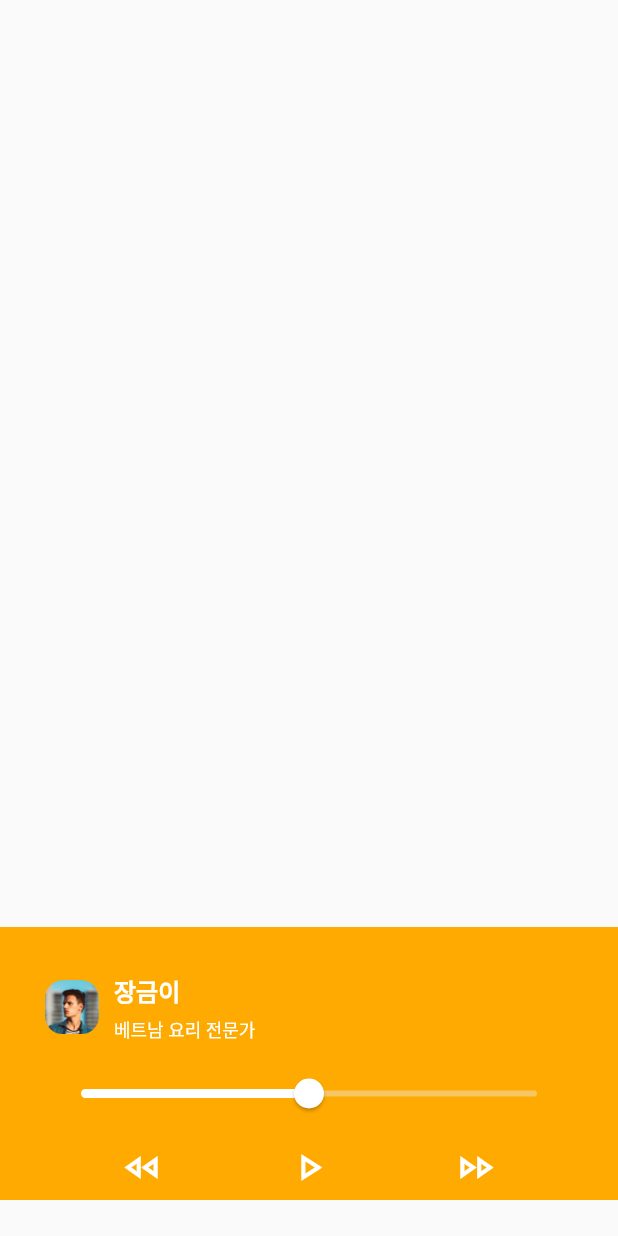
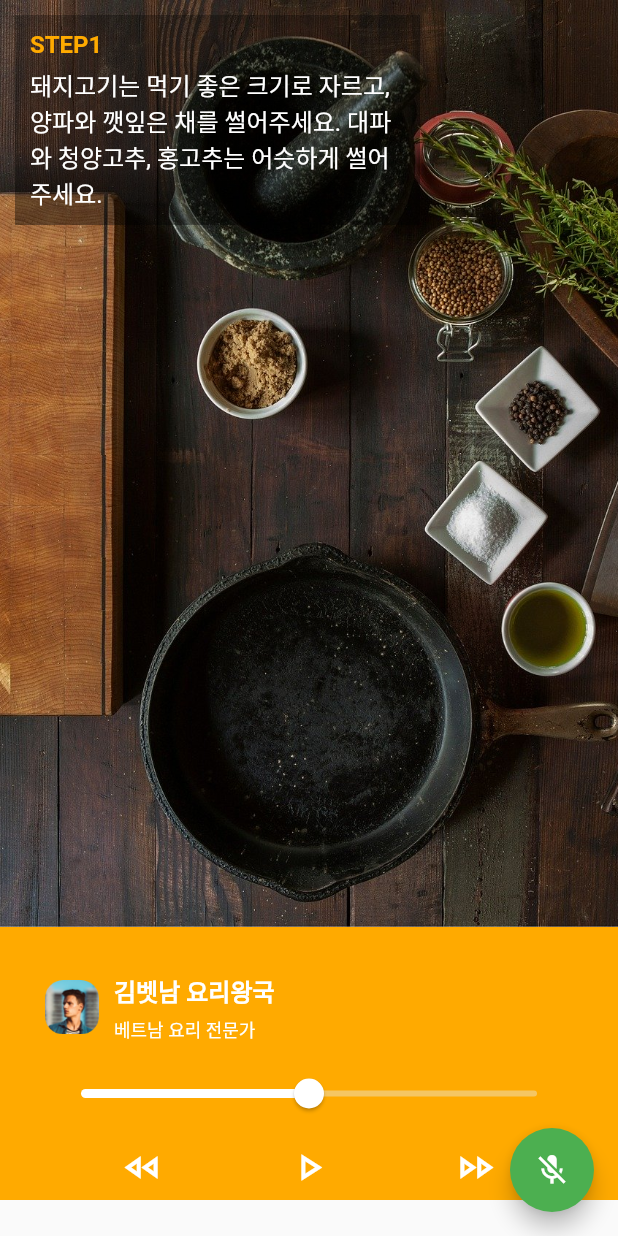
Before and after one commit to Hatae1/recipe_app, a Flutter app: the DetailRecipe screen opened directly with empty values, after a tap on "요리모드", on a phone screen of 412 x 824 dp. Run offline on Flutter 3.47's test engine with Material 2 defaults, Android fonts, the phone set to English and light mode, and no system bars; our stand-ins replace cloud_firestore, firebase_core, speech_to_text; accounts and stored records are empty.

Commit message:
음성추가

```diff
--- a/lib/main.dart
+++ b/lib/main.dart
@@ -1,7 +1,5 @@
 import 'package:flutter/material.dart';
-import 'package:recipe/views/recipe/DetailRecipe.dart';
 import 'package:recipe/views/main.dart';
-import 'package:recipe/views/recipe/SpeakRecipe.dart';
 import 'package:firebase_core/firebase_core.dart';
 
 void main() async {
--- a/lib/views/main.dart
+++ b/lib/views/main.dart
@@ -10,6 +10,10 @@ class MainPage extends StatefulWidget {
 class _MainPageState extends State<MainPage> {
   CollectionReference recipeList =
       FirebaseFirestore.instance.collection('recipeInformation');
+
+  String getRecipeListUrl =
+      "https://jnk68p6drg.execute-api.ap-northeast-2.amazonaws.com/prod";
+  String imageUrl = "http://d1j03f4o7r6puy.cloudfront.net";
 
   @override
   Widget build(BuildContext context) {
--- a/lib/views/recipe/DetailRecipe.dart
+++ b/lib/views/recipe/DetailRecipe.dart
@@ -148,7 +148,7 @@ class _DetailRecipeState extends State<DetailRecipe> {
       floatingActionButton: FloatingActionButton.extended(
         onPressed: () {
           Navigator.of(context).push(MaterialPageRoute(builder: (_) {
-            return SpeakRecipe(widget.recipeId);
+            return SpeakRecipe();
           }));
         },
         label: Text('요리모드'),
--- a/lib/views/recipe/SpeakRecipe.dart
+++ b/lib/views/recipe/SpeakRecipe.dart
@@ -1,41 +1,29 @@
-import 'package:cloud_firestore/cloud_firestore.dart';
+import 'dart:math';
+
 import 'package:flutter/material.dart';
+import 'package:speech_to_text/speech_recognition_error.dart';
+import 'package:speech_to_text/speech_recognition_result.dart';
+import 'package:speech_to_text/speech_to_text.dart';
 import '../../models/Recipe.dart';
 
 class SpeakRecipe extends StatefulWidget {
   static const routeName = '/SpeakRecipe';
-  int recipeId;
-
-  SpeakRecipe(this.recipeId);
-  List<Map<String, dynamic>> recipeCookInfo = [];
-
   @override
   _SpeakRecipeState createState() => _SpeakRecipeState();
 }
 
 class _SpeakRecipeState extends State<SpeakRecipe> {
-  Future<void> getRecipeInfo() async {
-    CollectionReference recipeCookInformation =
-        FirebaseFirestore.instance.collection('recipeCookInformation');
-
-    await recipeCookInformation
-        .where('RECIPE_ID', isEqualTo: widget.recipeId)
-        .get()
-        .then((value) => {
-              for (int i = 0; i < value.size; i++)
-                {
-                  widget.recipeCookInfo.add({
-                    'COOKING_DC': value.docs[i].get('COOKING_DC'),
-                    'IMG_URL': value.docs[i].get('STRE_STEP_IMAGE_URL')
-                  })
-                }
-            });
-
-    setState(() {});
-  }
-
+  bool _hasSpeech = false;
+  double level = 0.0;
+  double minSoundLevel = 50000;
+  double maxSoundLevel = -50000;
+  String lastWords = "";
+  String lastError = "";
+  String lastStatus = "";
+  String _currentLocaleId = "";
   int currentIndex = 0;
-
+  List<LocaleName> _localeNames = [];
+  final SpeechToText speech = SpeechToText();
   Recipe recipe = Recipe();
   final PageController pageController = PageController(
     initialPage: 0,
@@ -43,14 +31,21 @@ class _SpeakRecipeState extends State<SpeakRecipe> {
 
   @override
   void initState() {
-    getRecipeInfo().then((value) => {
-          for (int i = 0; i < widget.recipeCookInfo.length; i++)
-            {
-              recipe.addItem(5, widget.recipeCookInfo[i]['COOKING_DC'],
-                  widget.recipeCookInfo[i]['IMG_URL'])
-            }
-        });
+    recipe.addItem(
+        5,
+        '돼지고기는 먹기 좋은 크기로 자르고, 양파와 깻잎은 채를 썰어주세요. 대파와 청양고추, 홍고추는 어슷하게 썰어주세요.',
+        'assets/images/speak_1.jpg');
 
+    recipe.addItem(
+        4,
+        '볼에 양념재료를 넣어 섞은 후, 돼지고기를 넣고 주물러서 먼저 양념하고 양파와 대파를 더해 섞어 20분 정도 양념장에 재워주세요.',
+        'assets/images/speak_2.jpg');
+
+    recipe.addItem(
+        4,
+        '볼에 양념재료를 넣어 섞은 후, 돼지고기를 넣고 주물러서 먼저 양념하고 양파와 대파를 더해 섞어 20분 정도 양념장에 재워주세요.',
+        'assets/images/speak_2.jpg');
+    initSpeechState();
     super.initState();
   }
 
@@ -65,14 +60,12 @@ class _SpeakRecipeState extends State<SpeakRecipe> {
         children: <Widget>[
           Container(
             height: MediaQuery.of(context).size.height - 24 - 182,
-            decoration: recipe.items[index].imageUrl != null
-                ? BoxDecoration(
-                    image: DecorationImage(
-                      image: NetworkImage(recipe.items[index].imageUrl),
-                      fit: BoxFit.cover,
-                    ),
-                  )
-                : BoxDecoration(),
+            decoration: BoxDecoration(
+              image: DecorationImage(
+                image: AssetImage(recipe.items[index].imageUrl),
+                fit: BoxFit.cover,
+              ),
+            ),
             child: Stack(
               children: [
                 Positioned(
@@ -130,10 +123,35 @@ class _SpeakRecipeState extends State<SpeakRecipe> {
     );
   }
 
+  Future<void> initSpeechState() async {
+    bool hasSpeech = await speech.initialize(
+        onError: errorListener, onStatus: statusListener);
+
+    if (hasSpeech) {
+      _localeNames = await speech.locales();
+
+      var systemLocale = await speech.systemLocale();
+      _currentLocaleId = systemLocale.localeId;
+    }
+
+    if (!mounted) return;
+
+    setState(() {
+      _hasSpeech = hasSpeech;
+    });
+  }
+
   @override
   Widget build(BuildContext context) {
     return MaterialApp(
       home: Scaffold(
+        floatingActionButton: FloatingActionButton(
+          onPressed: () {
+            speech.isListening ? null : startListening();
+          },
+          child: speech.isListening ? Icon(Icons.mic) : Icon(Icons.mic_off),
+          backgroundColor: Colors.green,
+        ),
         body: SafeArea(
           child: Column(
             mainAxisAlignment: MainAxisAlignment.start,
@@ -172,7 +190,7 @@ class _SpeakRecipeState extends State<SpeakRecipe> {
                             crossAxisAlignment: CrossAxisAlignment.start,
                             children: [
                               Text(
-                                '장금이',
+                                '김벳남 요리왕국',
                                 style: TextStyle(
                                     color: Colors.white,
                                     fontSize: 16,
@@ -241,4 +259,86 @@ class _SpeakRecipeState extends State<SpeakRecipe> {
       ),
     );
   }
+
+  void startListening() {
+    print('start');
+    lastWords = "";
+    lastError = "";
+    speech.listen(
+        onResult: resultListener,
+        listenFor: Duration(seconds: 1000),
+        localeId: _currentLocaleId,
+        onSoundLevelChange: soundLevelListener,
+        cancelOnError: true,
+        listenMode: ListenMode.confirmation);
+    setState(() {});
+  }
+
+  void stopListening() {
+    speech.stop();
+    setState(() {
+      level = 0.0;
+    });
+  }
+
+  void cancelListening() {
+    speech.cancel();
+    setState(() {
+      level = 0.0;
+    });
+  }
+
+  void resultListener(SpeechRecognitionResult result) {
+    setState(() {
+      lastWords = "${result.recognizedWords} - ${result.finalResult}";
+      print("setState ${lastWords}");
+    });
+
+    print(result.recognizedWords);
+
+    if (result.recognizedWords == '다음') {
+      pageController.nextPage(
+        duration: kTabScrollDuration,
+        curve: Curves.ease,
+      );
+    }
+
+    if (result.recognizedWords == '이전') {
+      pageController.previousPage(
+        duration: kTabScrollDuration,
+        curve: Curves.ease,
+      );
+    }
+  }
+
+  void soundLevelListener(double level) {
+    minSoundLevel = min(minSoundLevel, level);
+    maxSoundLevel = max(maxSoundLevel, level);
+    // print("sound level $level: $minSoundLevel - $maxSoundLevel ");
+    setState(() {
+      this.level = level;
+    });
+  }
+
+  void errorListener(SpeechRecognitionError error) {
+    print("Received error status: $error, listening: ${speech.isListening}");
+    setState(() {
+      lastError = "${error.errorMsg} - ${error.permanent}";
+    });
+  }
+
+  void statusListener(String status) {
+    print(
+        "Received listener status: $status, listening: ${speech.isListening}");
+    setState(() {
+      lastStatus = "$status";
+    });
+  }
+
+  _switchLang(selectedVal) {
+    setState(() {
+      _currentLocaleId = selectedVal;
+    });
+    print(selectedVal);
+  }
 }
--- a/pubspec.yaml
+++ b/pubspec.yaml
@@ -26,6 +26,7 @@ dependencies:
   firebase_core: ^0.5.2
   cloud_firestore: ^0.14.3
   http: ^0.12.2
+  speech_to_text: ^2.7.0
 
 dev_dependencies:
   flutter_test:
```
Also changed, not shown: pubspec.lock, 4 other files.
